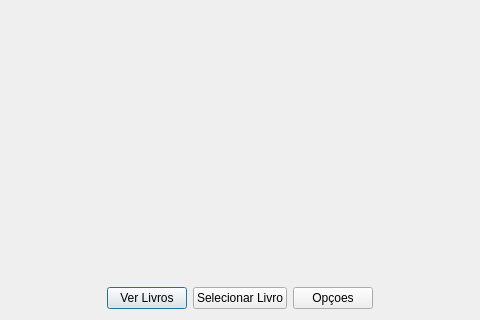
The window that telausuario.ui (Winicios22/Gbiblioteca) describes before a commit, drawn with Qt 5; both pictures show x 85 to 565 and y 217 to 537 of the 650 by 537 pixel window.
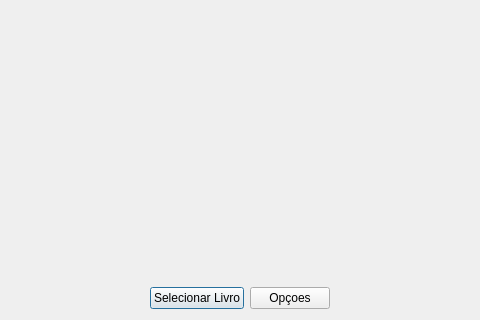
The same window after the commit. Icons and pictures are not drawn.

Patch:
```diff
--- a/telausuario.ui
+++ b/telausuario.ui
@@ -78,13 +78,6 @@
    </item>
    <item row="4" column="3">
     <layout class="QHBoxLayout" name="horizontalLayout">
-     <item>
-      <widget class="QPushButton" name="pushButton_3">
-       <property name="text">
-        <string>Ver Livros</string>
-       </property>
-      </widget>
-     </item>
      <item>
       <widget class="QPushButton" name="pushButton_2">
        <property name="text">
```
